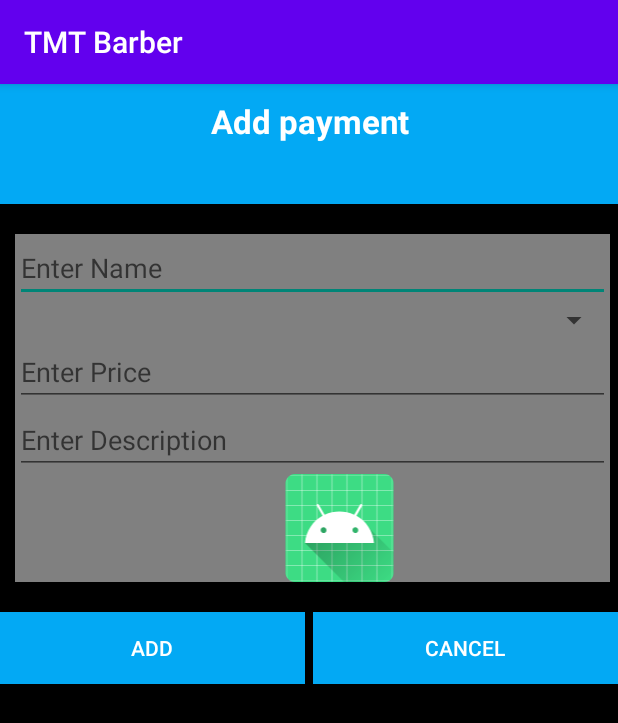
After one commit to looongtom/tmt-barber-app, an Android app: the AddServiceActivity screen opened directly, with no data from a screen before it, on a phone screen of 412 x 824 dp. The commit adds this screen. Shown: the top 723 px of the screen. Run offline under Robolectric (Android 15) with nearby library versions, the phone set to English and light mode, and no system bars.

Commit message:
add-payment-service

```diff
--- a/app/src/main/AndroidManifest.xml
+++ b/app/src/main/AndroidManifest.xml
@@ -1,7 +1,9 @@
 <?xml version="1.0" encoding="utf-8"?>
 <manifest xmlns:android="http://schemas.android.com/apk/res/android"
     xmlns:tools="http://schemas.android.com/tools">
+
     <uses-permission android:name="android.permission.INTERNET" />
+
     <application
         android:allowBackup="true"
         android:dataExtractionRules="@xml/data_extraction_rules"
@@ -12,6 +14,9 @@
         android:supportsRtl="true"
         android:theme="@style/Theme.MyApplication"
         tools:targetApi="31">
+        <activity
+            android:name=".AddServiceActivity"
+            android:exported="false" />
         <activity
             android:name=".MainActivity"
             android:exported="true">
--- /dev/null
+++ b/app/src/main/java/com/example/myapplication/AddServiceActivity.java
@@ -0,0 +1,70 @@
+package com.example.myapplication;
+
+import androidx.appcompat.app.AppCompatActivity;
+import androidx.core.app.ActivityCompat;
+import androidx.core.content.ContextCompat;
+
+import android.Manifest;
+import android.content.Intent;
+import android.content.pm.PackageManager;
+import android.os.Bundle;
+import android.view.View;
+import android.widget.Button;
+import android.widget.EditText;
+import android.widget.ImageView;
+import android.widget.Toast;
+
+public class AddServiceActivity extends AppCompatActivity {
+    private EditText edtName, edtPrice, edtInfo;
+    private ImageView img;
+    private Button btAdd;
+    @Override
+    protected void onCreate(Bundle savedInstanceState) {
+        super.onCreate(savedInstanceState);
+        setContentView(R.layout.activity_add_service);
+
+        initView();
+        img.setOnClickListener(new View.OnClickListener() {
+            @Override
+            public void onClick(View v) {
+                requestPermissions();
+
+            }
+        });
+        btAdd.setOnClickListener(new View.OnClickListener() {
+            @Override
+            public void onClick(View v) {
+                String name = edtName.getText().toString();
+                String price = edtPrice.getText().toString();
+                String info = edtInfo.getText().toString();
+                String imgPath=img.getContext().toString();
+
+                Toast.makeText(AddServiceActivity.this, name+"-"+price+"-"+info+"-"+imgPath, Toast.LENGTH_SHORT).show();
+            }
+        });
+    }
+    private void requestPermissions() {
+        if(ContextCompat.checkSelfPermission(AddServiceActivity.this, android.Manifest.permission.READ_MEDIA_IMAGES)
+                == PackageManager.PERMISSION_GRANTED){
+            selectImage();
+        }else
+        {
+            ActivityCompat.requestPermissions(AddServiceActivity.this, new String[]{
+                    Manifest.permission.READ_MEDIA_IMAGES
+            },1);
+        }
+    }
+    private void selectImage() {
+        Intent intent = new Intent();
+        intent.setType("image/*");
+        intent.setAction(Intent.ACTION_GET_CONTENT);
+        startActivityForResult(intent,1);
+    }
+    private void initView(){
+        edtName = findViewById(R.id.eName);
+        edtPrice = findViewById(R.id.ePrice);
+        edtInfo = findViewById(R.id.eDescription);
+        img = findViewById(R.id.imgView);
+        btAdd=findViewById(R.id.btAdd);
+    }
+}
--- /dev/null
+++ b/app/src/main/res/layout/activity_add_service.xml
@@ -0,0 +1,95 @@
+<?xml version="1.0" encoding="utf-8"?>
+<LinearLayout xmlns:android="http://schemas.android.com/apk/res/android"
+    xmlns:app="http://schemas.android.com/apk/res-auto"
+    xmlns:tools="http://schemas.android.com/tools"
+    android:layout_width="match_parent"
+    android:layout_height="match_parent"
+
+    android:background="@color/black"
+    android:orientation="vertical"
+    tools:context=".AddServiceActivity">
+    <LinearLayout
+        android:layout_width="match_parent"
+        android:layout_height="80dp"
+        android:background="@color/primary"
+        android:orientation="vertical">
+
+        <TextView
+            android:layout_width="match_parent"
+            android:layout_height="wrap_content"
+            android:layout_marginTop="10dp"
+            android:gravity="center"
+            android:text="Add payment"
+            android:textColor="@color/white"
+            android:textSize="22dp"
+            android:textStyle="bold" />
+    </LinearLayout>
+
+    <LinearLayout
+        android:layout_width="match_parent"
+        android:layout_height="wrap_content"
+        android:layout_marginLeft="10dp"
+        android:layout_marginTop="20dp"
+        android:layout_marginRight="5dp"
+        android:background="@color/gray"
+        android:orientation="vertical">
+
+        <EditText
+            android:id="@+id/eName"
+            android:layout_width="match_parent"
+            android:layout_height="wrap_content"
+            android:hint="Enter Name" />
+
+        <Spinner
+            android:id="@+id/spCategory"
+            android:layout_width="match_parent"
+            android:layout_height="wrap_content" />
+
+        <EditText
+            android:id="@+id/ePrice"
+            android:layout_width="match_parent"
+            android:layout_height="wrap_content"
+            android:hint="Enter Price" />
+
+        <EditText
+            android:id="@+id/eDescription"
+            android:layout_width="match_parent"
+            android:layout_height="wrap_content"
+            android:hint="Enter Description" />
+
+        <ImageView
+            android:id="@+id/imgView"
+            android:layout_width="match_parent"
+            android:layout_height="wrap_content"
+            android:layout_marginStart="36dp"
+            android:src="@mipmap/ic_launcher" />
+
+    </LinearLayout>
+
+    <LinearLayout
+        android:layout_width="match_parent"
+        android:layout_height="wrap_content"
+        android:layout_marginTop="20dp"
+        android:weightSum="2">
+
+        <Button
+            android:id="@+id/btAdd"
+            android:layout_width="wrap_content"
+            android:layout_height="wrap_content"
+            android:layout_weight="1"
+            android:background="@color/primary"
+            android:text="Add"
+            android:textColor="@color/white" />
+
+        <Button
+            android:id="@+id/btCancel"
+            android:layout_width="wrap_content"
+            android:layout_height="wrap_content"
+            android:layout_marginLeft="5dp"
+            android:layout_weight="1"
+            android:background="@color/primary"
+            android:text="Cancel"
+            android:textColor="@color/white" />
+    </LinearLayout>
+
+</LinearLayout>
--- a/app/src/main/res/values/colors.xml
+++ b/app/src/main/res/values/colors.xml
@@ -16,4 +16,6 @@
     <color name="green_custom">#2BFFB3</color>
     <color name="white_gray">#B5B3B3</color>
     <color name="brown_custom">#393031</color>
+    <color name="gray">#FF808080</color>
+
 </resources>
```
Also changed, not shown: app/src/main/java/com/example/myapplication/fragment/FragmentAddService.java (added, +53 -0 lines), app/src/main/res/layout/fragment_add_service.xml (added, +93 -0 lines).
